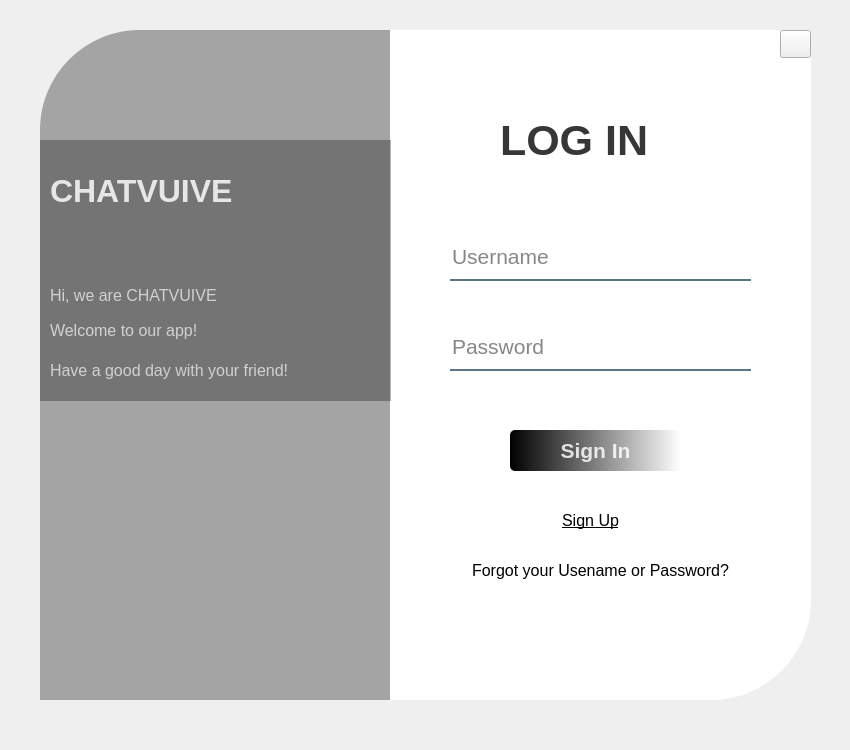
Above: UI/app.ui from thuankhangho/btl-mmt before the change. Below: the same form after it.
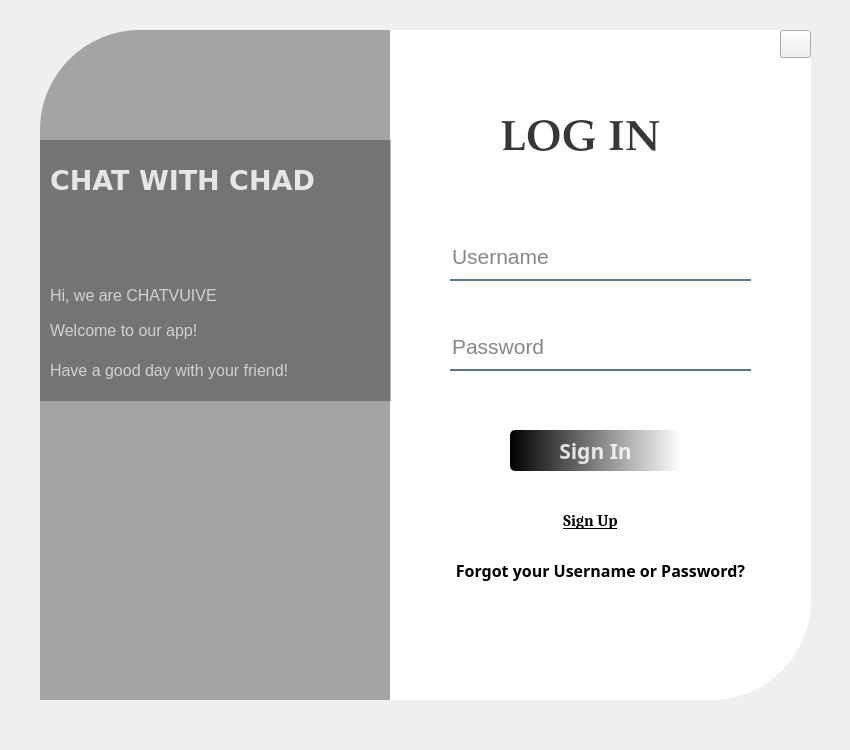
That is the form after the change. Icons and pictures are not drawn.

What changed in the file:
```diff
--- a/UI/app.ui
+++ b/UI/app.ui
@@ -106,6 +106,7 @@
     </property>
     <property name="font">
      <font>
+      <family>Palatino Linotype</family>
       <pointsize>32</pointsize>
       <weight>75</weight>
       <bold>true</bold>
@@ -197,6 +198,7 @@
     </property>
     <property name="font">
      <font>
+      <family>Segoe UI Black</family>
       <pointsize>16</pointsize>
       <weight>75</weight>
       <bold>true</bold>
@@ -217,10 +219,11 @@
     </property>
     <property name="font">
      <font>
+      <family>Segoe UI Black</family>
       <pointsize>12</pointsize>
-      <weight>50</weight>
+      <weight>75</weight>
       <italic>false</italic>
-      <bold>false</bold>
+      <bold>true</bold>
       <underline>false</underline>
      </font>
     </property>
@@ -228,7 +231,7 @@
      <string notr="true">border: none;</string>
     </property>
     <property name="text">
-     <string>Forgot your Usename or Password?</string>
+     <string>Forgot your Username or Password?</string>
     </property>
    </widget>
    <widget class="QPushButton" name="BtSignUp">
@@ -242,10 +245,11 @@
     </property>
     <property name="font">
      <font>
+      <family>Cambria</family>
       <pointsize>12</pointsize>
-      <weight>50</weight>
+      <weight>75</weight>
       <italic>false</italic>
-      <bold>false</bold>
+      <bold>true</bold>
       <underline>true</underline>
      </font>
     </property>
@@ -276,14 +280,15 @@
     <property name="geometry">
      <rect>
       <x>10</x>
-      <y>130</y>
+      <y>120</y>
       <width>341</width>
       <height>61</height>
      </rect>
     </property>
     <property name="font">
      <font>
-      <pointsize>24</pointsize>
+      <family>Verdana</family>
+      <pointsize>20</pointsize>
       <weight>75</weight>
       <bold>true</bold>
      </font>
@@ -292,7 +297,13 @@
      <string notr="true">color: rgba(255,255,255,210);</string>
     </property>
     <property name="text">
-     <string>CHATVUIVE</string>
+     <string>CHAT WITH CHAD</string>
+    </property>
+    <property name="textFormat">
+     <enum>Qt::AutoText</enum>
+    </property>
+    <property name="wordWrap">
+     <bool>false</bool>
     </property>
    </widget>
    <widget class="QLabel" name="Txthello1">
```
Left out of the diff: 3 changed lines with no effect on the pictures.
